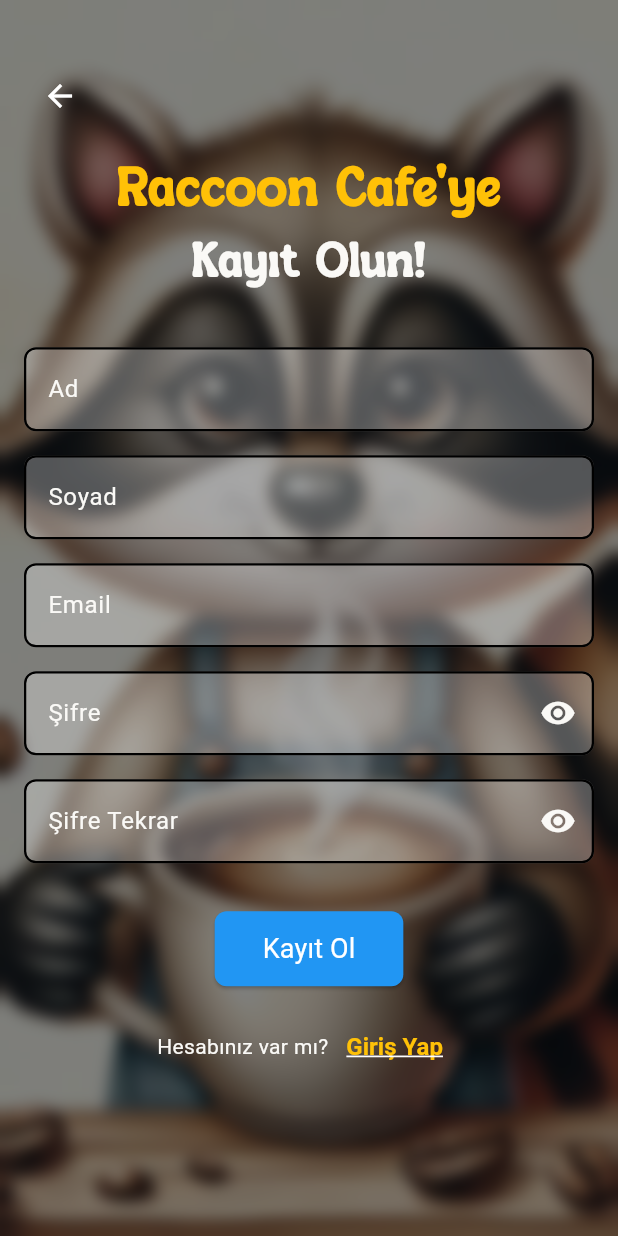
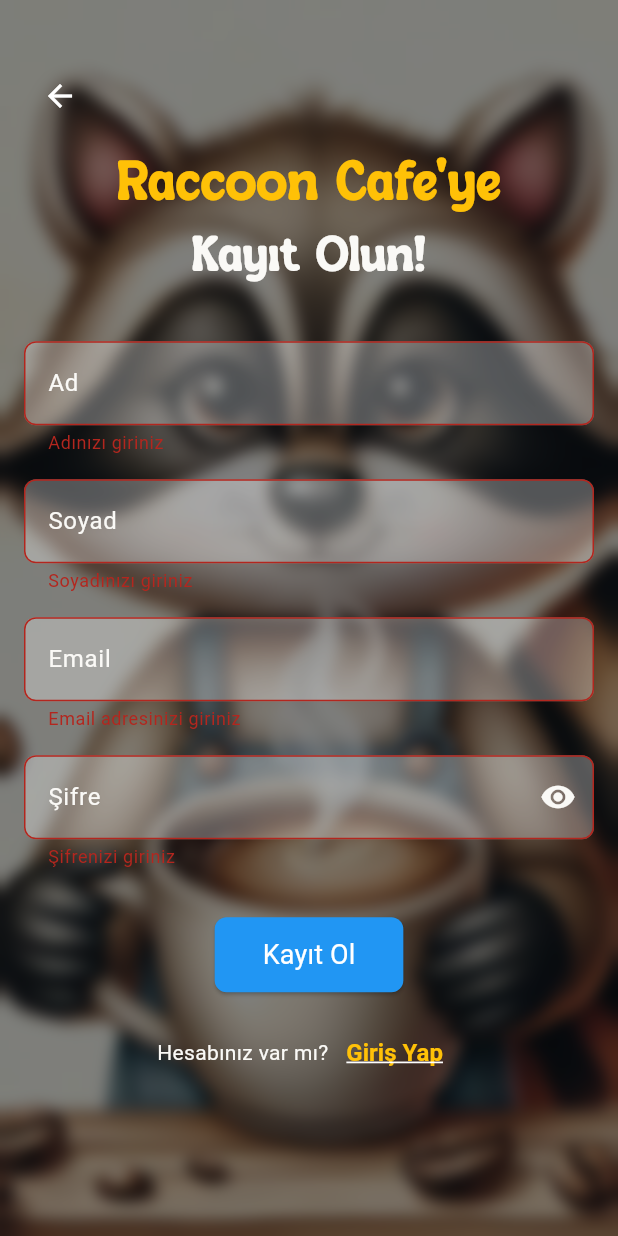
Before and after one commit to ayselcetin07/my_cafe_app, a Flutter app: the RegisterScreen screen opened directly, after a tap on "Kayıt Ol", on a phone screen of 412 x 824 dp. Run offline on Flutter 3.47's test engine with Material 3 defaults, Android fonts, the phone set to English and light mode, and no system bars; network calls fail.

Commit message:
register ekranı veritabanına baglandı

```diff
--- a/lib/models/user.dart
+++ b/lib/models/user.dart
@@ -1,12 +1,10 @@
 class User {
-  final String id;
   final String firstName;
   final String lastName;
   final String email;
   final String password;
 
   User({
-    required this.id,
     required this.firstName,
     required this.lastName,
     required this.email,
@@ -15,7 +13,6 @@ class User {
 
   factory User.fromJson(Map<String, dynamic> json) {
     return User(
-      id: json['_id'],
       firstName: json['firstName'],
       lastName: json['lastName'],
       email: json['email'],
--- a/lib/screens/register_screen.dart
+++ b/lib/screens/register_screen.dart
@@ -1,7 +1,8 @@
 import 'dart:ui';
 import 'package:flutter/material.dart';
-import 'package:my_cafe_app/screens/login_screen.dart';
-import 'package:my_cafe_app/services/user_service.dart';
+import '../services/user_service.dart';
+import '../models/user.dart';
+import 'login_screen.dart';
 import 'package:my_cafe_app/utilities/constants.dart';
 
 class RegisterScreen extends StatefulWidget {
@@ -10,17 +11,13 @@ class RegisterScreen extends StatefulWidget {
 }
 
 class _RegisterScreenState extends State<RegisterScreen> {
+  final TextEditingController _firstNameController = TextEditingController();
+  final TextEditingController _lastNameController = TextEditingController();
+  final TextEditingController _emailController = TextEditingController();
+  final TextEditingController _passwordController = TextEditingController();
   final _formKey = GlobalKey<FormState>();
-  final TextEditingController firstNameController = TextEditingController();
-  final TextEditingController lastNameController = TextEditingController();
-  final TextEditingController emailController = TextEditingController();
-  final TextEditingController passwordController = TextEditingController();
-  final TextEditingController confirmPasswordController =
-      TextEditingController();
   bool _obscurePassword = true;
-  bool _obscureConfirmPassword = true;
 
-  // Ortak kullanılan InputDecoration
   InputDecoration _buildInputDecoration(String labelText) {
     return InputDecoration(
       labelText: labelText,
@@ -41,12 +38,35 @@ class _RegisterScreenState extends State<RegisterScreen> {
     );
   }
 
+  Future<void> _register() async {
+    if (_formKey.currentState!.validate()) {
+      try {
+        User user = User(
+          firstName: _firstNameController.text,
+          lastName: _lastNameController.text,
+          email: _emailController.text,
+          password: _passwordController.text,
+        );
+        await registerUser(user);
+        print('Kayıt başarılı');
+        Navigator.push(
+          context,
+          MaterialPageRoute(builder: (context) => LoginScreen()),
+        );
+      } catch (e) {
+        print('Kayıt başarısız: $e');
+        ScaffoldMessenger.of(context).showSnackBar(
+          SnackBar(content: Text('Kayıt başarısız: $e')),
+        );
+      }
+    }
+  }
+
   @override
   Widget build(BuildContext context) {
     return Scaffold(
       body: Stack(
         children: <Widget>[
-          // Arka plan resmi
           Container(
             decoration: BoxDecoration(
               image: DecorationImage(
@@ -55,14 +75,12 @@ class _RegisterScreenState extends State<RegisterScreen> {
               ),
             ),
           ),
-          // Bulanıklaştırma efekti
           BackdropFilter(
             filter: ImageFilter.blur(sigmaX: 5.0, sigmaY: 5.0),
             child: Container(
               color: Colors.black.withOpacity(0.5),
             ),
           ),
-          // Geri butonu
           Positioned(
             top: 40.0,
             left: 16.0,
@@ -73,7 +91,6 @@ class _RegisterScreenState extends State<RegisterScreen> {
               },
             ),
           ),
-          // Kayıt formu
           Center(
             child: SingleChildScrollView(
               padding: const EdgeInsets.all(16.0),
@@ -102,35 +119,53 @@ class _RegisterScreenState extends State<RegisterScreen> {
                     child: Column(
                       children: <Widget>[
                         TextFormField(
-                          controller: firstNameController, // Controller eklendi
+                          controller: _firstNameController,
                           decoration: _buildInputDecoration('Ad'),
                           style: TextStyle(
                             color: AppColors.kirikbeyaz,
                             decoration: TextDecoration.none,
                           ),
+                          validator: (value) {
+                            if (value == null || value.isEmpty) {
+                              return 'Adınızı giriniz';
+                            }
+                            return null;
+                          },
                         ),
                         SizedBox(height: 16.0),
                         TextFormField(
-                          controller: lastNameController, // Controller eklendi
+                          controller: _lastNameController,
                           decoration: _buildInputDecoration('Soyad'),
                           style: TextStyle(
                             color: AppColors.kirikbeyaz,
                             decoration: TextDecoration.none,
                           ),
+                          validator: (value) {
+                            if (value == null || value.isEmpty) {
+                              return 'Soyadınızı giriniz';
+                            }
+                            return null;
+                          },
                         ),
                         SizedBox(height: 16.0),
                         TextFormField(
-                          controller: emailController, // Controller eklendi
+                          controller: _emailController,
                           decoration: _buildInputDecoration('Email'),
                           keyboardType: TextInputType.emailAddress,
                           style: TextStyle(
                             color: AppColors.kirikbeyaz,
                             decoration: TextDecoration.none,
                           ),
+                          validator: (value) {
+                            if (value == null || value.isEmpty) {
+                              return 'Email adresinizi giriniz';
+                            }
+                            return null;
+                          },
                         ),
                         SizedBox(height: 16.0),
                         TextFormField(
-                          controller: passwordController, // Controller eklendi
+                          controller: _passwordController,
                           decoration: _buildInputDecoration('Şifre').copyWith(
                             suffixIcon: IconButton(
                               icon: Icon(
@@ -151,58 +186,16 @@ class _RegisterScreenState extends State<RegisterScreen> {
                             color: AppColors.kirikbeyaz,
                             decoration: TextDecoration.none,
                           ),
-                        ),
-                        SizedBox(height: 16.0),
-                        TextFormField(
-                          controller:
-                              confirmPasswordController, // Controller eklendi
-                          cursorColor: Colors.amber,
-                          decoration:
-                              _buildInputDecoration('Şifre Tekrar').copyWith(
-                            suffixIcon: IconButton(
-                              icon: Icon(
-                                _obscureConfirmPassword
-                                    ? Icons.visibility
-                                    : Icons.visibility_off,
-                                color: AppColors.kirikbeyaz,
-                              ),
-                              onPressed: () {
-                                setState(() {
-                                  _obscureConfirmPassword =
-                                      !_obscureConfirmPassword;
-                                });
-                              },
-                            ),
-                          ),
-                          obscureText: _obscureConfirmPassword,
-                          style: TextStyle(
-                            color: AppColors.kirikbeyaz,
-                            decoration: TextDecoration.none,
-                          ),
+                          validator: (value) {
+                            if (value == null || value.isEmpty) {
+                              return 'Şifrenizi giriniz';
+                            }
+                            return null;
+                          },
                         ),
                         SizedBox(height: 32.0),
                         ElevatedButton(
-                          onPressed: () async {
-                            if (_formKey.currentState!.validate()) {
-                              try {
-                                await UserService.register(
-                                  firstNameController.text,
-                                  lastNameController.text,
-                                  emailController.text,
-                                  passwordController.text,
-                                );
-                                // Kayıt başarılı, giriş ekranına yönlendir
-                                Navigator.push(
-                                  context,
-                                  MaterialPageRoute(
-                                      builder: (context) => LoginScreen()),
-                                );
-                              } catch (e) {
-                                // Kayıt hatasını yönet
-                                print('Kayıt başarısız: $e');
-                              }
-                            }
-                          },
+                          onPressed: _register,
                           style: ElevatedButton.styleFrom(
                             backgroundColor: Colors.blue,
                             foregroundColor: Colors.white,
--- a/lib/services/user_service.dart
+++ b/lib/services/user_service.dart
@@ -1,40 +1,48 @@
 import 'dart:convert';
 import 'package:http/http.dart' as http;
-import 'package:my_cafe_app/models/user.dart';
+import '../models/user.dart';
 
-class UserService {
-  static const String _baseUrl = 'http://192.168.1.103:3000/api/users';
+Future<void> registerUser(User user) async {
+  final response = await http.post(
+    Uri.parse('http://192.168.1.103:3000/users/register'),
+    headers: <String, String>{
+      'Content-Type': 'application/json; charset=UTF-8',
+    },
+    body: jsonEncode(<String, dynamic>{
+      'firstName': user.firstName,
+      'lastName': user.lastName,
+      'email': user.email,
+      'password': user.password,
+    }),
+  );
 
-  static Future<User?> login(String email, String password) async {
-    final response = await http.post(
-      Uri.parse('$_baseUrl/login'),
-      headers: {'Content-Type': 'application/json'},
-      body: jsonEncode({'email': email, 'password': password}),
-    );
-
-    if (response.statusCode == 200) {
-      final data = jsonDecode(response.body);
-      return User.fromJson(data['user']);
-    } else {
-      throw Exception('Failed to login');
-    }
-  }
-
-  static Future<void> register(
-      String firstName, String lastName, String email, String password) async {
-    final response = await http.post(
-      Uri.parse('$_baseUrl/register'),
-      headers: {'Content-Type': 'application/json'},
-      body: jsonEncode({
-        'firstName': firstName,
-        'lastName': lastName,
-        'email': email,
-        'password': password
-      }),
-    );
-
-    if (response.statusCode != 201) {
-      throw Exception('Failed to register');
-    }
+  if (response.statusCode == 201) {
+    print('Kullanıcı başarıyla kaydedildi');
+  } else if (response.statusCode == 400) {
+    print('Kullanıcı zaten kayıtlı');
+  } else {
+    throw Exception('Kullanıcı kaydedilemedi');
   }
 }
+
+Future<String> loginUser(String email, String password) async {
+  final response = await http.post(
+    Uri.parse('http://192.168.1.103:3000/users/login'),
+    headers: <String, String>{
+      'Content-Type': 'application/json; charset=UTF-8',
+    },
+    body: jsonEncode(<String, dynamic>{
+      'email': email,
+      'password': password,
+    }),
+  );
+
+  if (response.statusCode == 200) {
+    return jsonDecode(response.body)['token'];
+  } else if (response.statusCode == 400) {
+    print('Kullanıcı bulunamadı veya yanlış şifre');
+    throw Exception('Kullanıcı bulunamadı veya yanlış şifre');
+  } else {
+    throw Exception('Giriş yapılamadı');
+  }
+}
--- a/package.json
+++ b/package.json
@@ -1,10 +1,12 @@
 {
   "dependencies": {
+    "bcrypt": "^5.1.1",
     "bcryptjs": "^2.4.3",
+    "body-parser": "^1.20.3",
     "dotenv": "^16.4.7",
     "express": "^4.21.2",
     "jsonwebtoken": "^9.0.2",
-    "mongoose": "^8.9.1"
+    "mongoose": "^8.9.3"
   },
   "name": "my_cafe_app",
   "version": "1.0.0",
--- a/pubspec.yaml
+++ b/pubspec.yaml
@@ -33,6 +33,7 @@ dependencies:
   provider: ^6.0.0
   mongo_dart: ^0.9.0
   http: ^1.2.2
+
 
 
 
```
Also changed, not shown: lib/screens/login_screen.dart (+35 -21 lines), package-lock.json, 4 other files.
